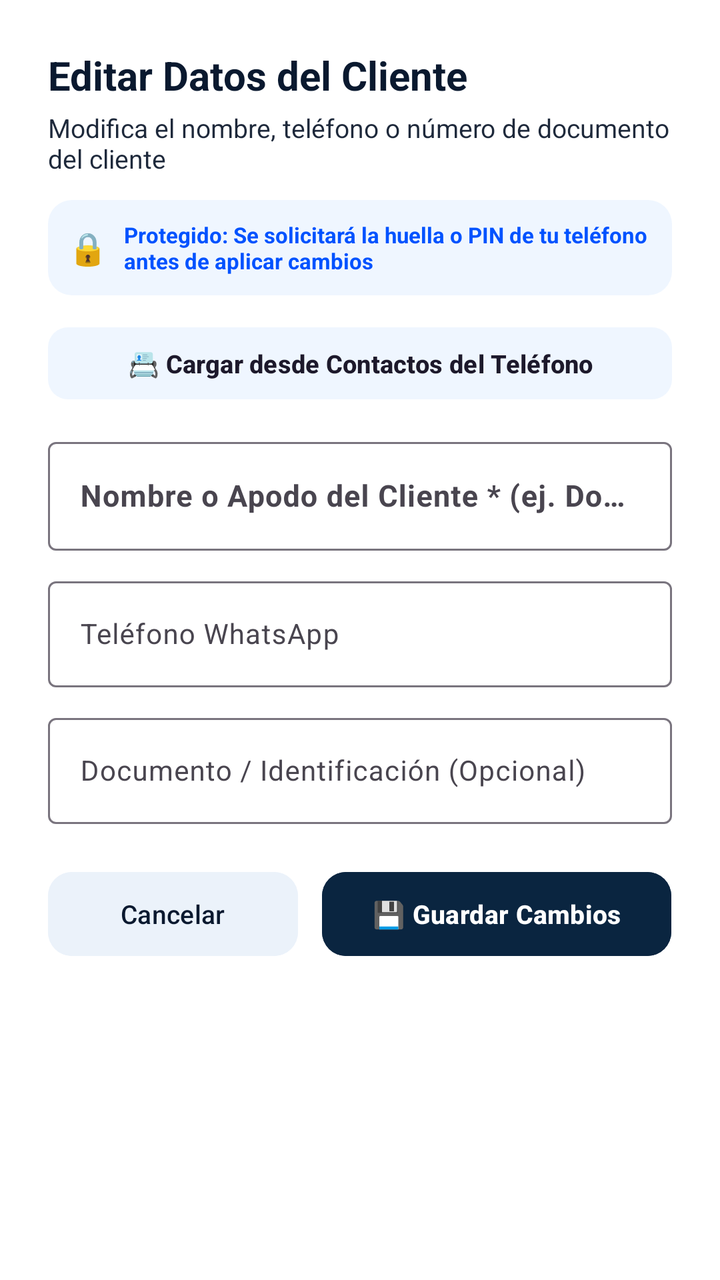
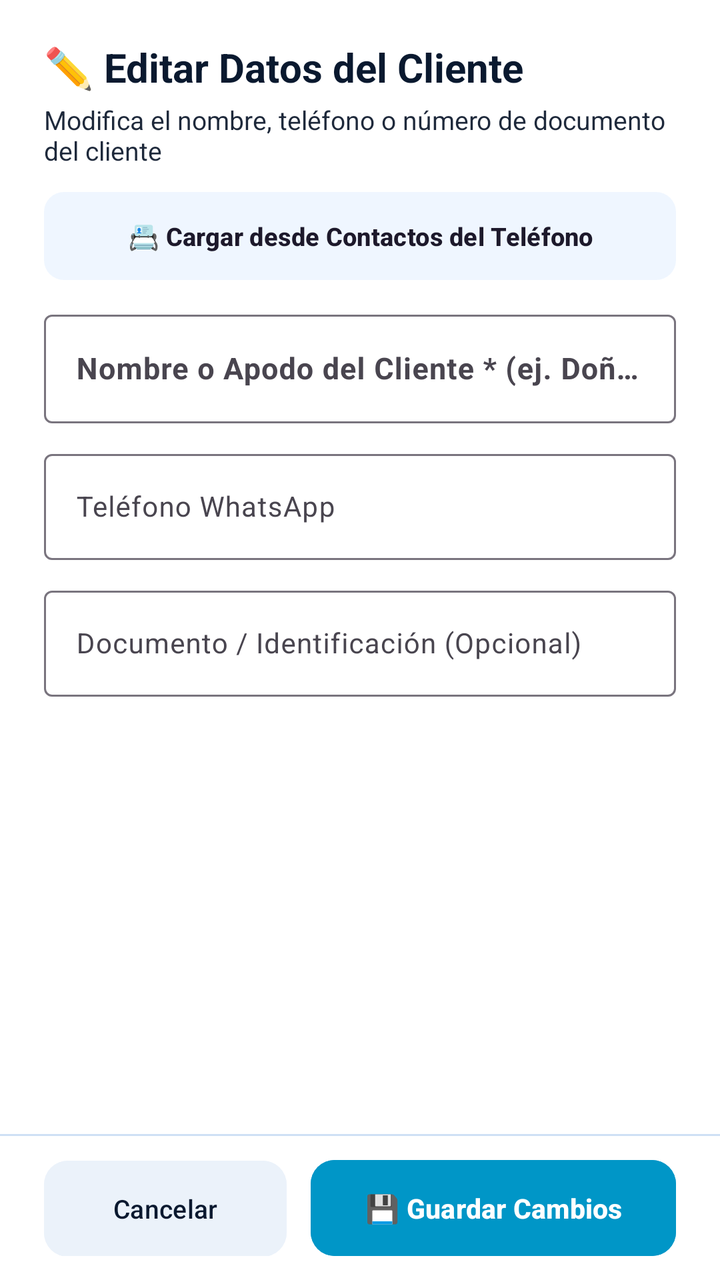

Two renders of the same Android screen: before a commit and after it. Below are the layout's source before the change and the commit's diff.
<!-- AndroidManifest.xml: application theme Theme.Zeasy -->
<!-- res/layout/dialog_edit_debtor.xml -->
<?xml version="1.0" encoding="utf-8"?>
<LinearLayout xmlns:android="http://schemas.android.com/apk/res/android"
    xmlns:app="http://schemas.android.com/apk/res-auto"
    android:layout_width="match_parent"
    android:layout_height="wrap_content"
    android:orientation="vertical"
    android:padding="24dp"
    android:background="@color/surface">

    <TextView
        android:id="@+id/tvEditDebtorTitle"
        android:layout_width="wrap_content"
        android:layout_height="wrap_content"
        android:text="Editar Datos del Cliente"
        android:textStyle="bold"
        android:textColor="@color/text_primary"
        android:textSize="20sp" />

    <TextView
        android:id="@+id/tvEditDebtorSubtitle"
        android:layout_width="wrap_content"
        android:layout_height="wrap_content"
        android:layout_marginTop="4dp"
        android:text="Modifica el nombre, teléfono o número de documento del cliente"
        android:textColor="@color/text_secondary"
        android:textSize="13sp" />

    
    <LinearLayout
        android:layout_width="match_parent"
        android:layout_height="wrap_content"
        android:orientation="horizontal"
        android:gravity="center_vertical"
        android:layout_marginTop="12dp"
        android:padding="10dp"
        android:background="@drawable/bg_badge_rounded"
        android:backgroundTint="@color/accent_blue_bg">

        <TextView
            android:layout_width="wrap_content"
            android:layout_height="wrap_content"
            android:text="🔒"
            android:textSize="16sp"
            android:layout_marginEnd="8dp" />

        <TextView
            android:layout_width="0dp"
            android:layout_height="wrap_content"
            android:layout_weight="1"
            android:text="Protegido: Se solicitará la huella o PIN de tu teléfono antes de aplicar cambios"
            android:textColor="@color/accent_blue"
            android:textSize="11sp"
            android:textStyle="bold" />
    </LinearLayout>

    
    <com.google.android.material.button.MaterialButton
        android:id="@+id/btnPickContactEditDebtor"
        style="@style/Widget.Material3.Button.TonalButton"
        android:layout_width="match_parent"
        android:layout_height="44dp"
        android:layout_marginTop="12dp"
        android:text="📇 Cargar desde Contactos del Teléfono"
        android:textSize="12.5sp"
        android:textStyle="bold"
        app:cornerRadius="10dp" />

    <com.google.android.material.textfield.TextInputLayout
        android:layout_width="match_parent"
        android:layout_height="wrap_content"
        android:layout_marginTop="12dp"
        android:hint="Nombre o Apodo del Cliente * (ej. Doña Carmen)">

        <com.google.android.material.textfield.TextInputEditText
            android:id="@+id/etEditDebtorName"
            android:layout_width="match_parent"
            android:layout_height="wrap_content"
            android:inputType="textPersonName|textCapWords"
            android:textColor="@color/text_primary"
            android:textSize="15sp"
            android:textStyle="bold" />
    </com.google.android.material.textfield.TextInputLayout>

    <com.google.android.material.textfield.TextInputLayout
        android:id="@+id/tilEditDebtorPhone"
        android:layout_width="match_parent"
        android:layout_height="wrap_content"
        android:layout_marginTop="10dp"
        android:hint="Teléfono WhatsApp">

        <com.google.android.material.textfield.TextInputEditText
            android:id="@+id/etEditDebtorPhone"
            android:layout_width="match_parent"
            android:layout_height="wrap_content"
            android:inputType="phone"
            android:textColor="@color/text_primary"
            android:textSize="14sp" />
    </com.google.android.material.textfield.TextInputLayout>

    <com.google.android.material.textfield.TextInputLayout
        android:id="@+id/tilEditDebtorId"
        android:layout_width="match_parent"
        android:layout_height="wrap_content"
        android:layout_marginTop="10dp"
        android:hint="Documento / Identificación (Opcional)">

        <com.google.android.material.textfield.TextInputEditText
            android:id="@+id/etEditDebtorId"
            android:layout_width="match_parent"
            android:layout_height="wrap_content"
            android:inputType="textCapCharacters"
            android:textColor="@color/text_primary"
            android:textSize="14sp" />
    </com.google.android.material.textfield.TextInputLayout>

    
    <LinearLayout
        android:layout_width="match_parent"
        android:layout_height="wrap_content"
        android:orientation="horizontal"
        android:layout_marginTop="20dp">

        <com.google.android.material.button.MaterialButton
            android:id="@+id/btnCancelEditDebtor"
            android:layout_width="0dp"
            android:layout_height="50dp"
            android:layout_weight="1"
            android:layout_marginEnd="6dp"
            android:text="Cancelar"
            android:textSize="13sp"
            app:cornerRadius="12dp"
            android:backgroundTint="@color/surface_variant"
            android:textColor="@color/text_primary" />

        <com.google.android.material.button.MaterialButton
            android:id="@+id/btnSaveEditDebtor"
            android:layout_width="0dp"
            android:layout_height="50dp"
            android:layout_weight="1.4"
            android:layout_marginStart="6dp"
            android:text="💾 Guardar Cambios"
            android:textSize="13sp"
            android:textStyle="bold"
            app:cornerRadius="12dp"
            android:backgroundTint="@color/primary"
            android:textColor="@color/white" />
    </LinearLayout>

</LinearLayout>
<!-- resources referenced by this layout -->
<resources>
  <color name="accent_blue">#0052FF</color>
  <color name="accent_blue_bg">#EFF6FF</color>
  <color name="primary">#0A2540</color>
  <color name="surface">#FFFFFF</color>
  <color name="surface_variant">#EBF2FA</color>
  <color name="text_primary">#0A192F</color>
  <color name="text_secondary">#1E293B</color>
  <color name="white">#FFFFFF</color>
  <!-- drawable bg_badge_rounded (drawable) -->
  <?xml version="1.0" encoding="utf-8"?>
  <shape xmlns:android="http://schemas.android.com/apk/res/android"
      android:shape="rectangle">
      <corners android:radius="12dp" />
      <solid android:color="@color/accent_blue" />
  </shape>
  <style name="Theme.Zeasy" parent="Theme.Material3.DayNight.NoActionBar">
          
          <item name="colorPrimary">@color/accent_green</item>
          <item name="colorPrimaryContainer">@color/accent_green_bg</item>
          <item name="colorOnPrimary">@color/white</item>
          <item name="colorSecondary">@color/accent_blue</item>
          <item name="colorSecondaryContainer">@color/accent_blue_bg</item>
  
          
          <item name="android:colorBackground">@color/background</item>
  
          
          <item name="android:textColor">@color/text_primary</item>
  
          
          <item name="bottomNavigationStyle">@style/Widget.Zeasy.BottomNavigationView</item>
      </style>
  <color name="accent_green">#00875A</color>
  <color name="accent_green_bg">#E3FCEF</color>
  <color name="background">#F4F8FC</color>
  <style name="Widget.Zeasy.BottomNavigationView" parent="Widget.Material3.BottomNavigationView">
          <item name="itemRippleColor">@color/accent_green_bg</item>
          <item name="android:background">@color/surface</item>
          <item name="itemIconTint">@color/nav_selector</item>
          <item name="itemTextColor">@color/nav_selector</item>
      </style>
</resources>

<!-- the commit's change to res/layout/dialog_edit_debtor.xml (unified diff, before → after) -->
@@ -4,130 +4,137 @@
     android:layout_width="match_parent"
     android:layout_height="wrap_content"
     android:orientation="vertical"
-    android:padding="24dp"
     android:background="@color/surface">
 
-    <TextView
-        android:id="@+id/tvEditDebtorTitle"
-        android:layout_width="wrap_content"
-        android:layout_height="wrap_content"
-        android:text="Editar Datos del Cliente"
-        android:textStyle="bold"
-        android:textColor="@color/text_primary"
-        android:textSize="20sp" />
+    <androidx.core.widget.NestedScrollView
+        android:layout_width="match_parent"
+        android:layout_height="0dp"
+        android:layout_weight="1"
+        android:fillViewport="true">
 
-    <TextView
-        android:id="@+id/tvEditDebtorSubtitle"
-        android:layout_width="wrap_content"
-        android:layout_height="wrap_content"
-        android:layout_marginTop="4dp"
-        android:text="Modifica el nombre, teléfono o número de documento del cliente"
-        android:textColor="@color/text_secondary"
-        android:textSize="13sp" />
+        <LinearLayout
+            android:layout_width="match_parent"
+            android:layout_height="wrap_content"
+            android:orientation="vertical"
+            android:paddingHorizontal="22dp"
+            android:paddingTop="20dp"
+            android:paddingBottom="12dp">
+
+            <TextView
+                android:id="@+id/tvEditDebtorTitle"
+                android:layout_width="wrap_content"
+                android:layout_height="wrap_content"
+                android:text="✏️ Editar Datos del Cliente"
+                android:textStyle="bold"
+                android:textColor="@color/text_primary"
+                android:textSize="20sp" />
+
+            <TextView
+                android:id="@+id/tvEditDebtorSubtitle"
+                android:layout_width="wrap_content"
+                android:layout_height="wrap_content"
+                android:layout_marginTop="4dp"
+                android:text="Modifica el nombre, teléfono o número de documento del cliente"
+                android:textColor="@color/text_secondary"
+                android:textSize="13sp" />
+
+            
+            <com.google.android.material.button.MaterialButton
+                android:id="@+id/btnPickContactEditDebtor"
+                style="@style/Widget.Material3.Button.TonalButton"
+                android:layout_width="match_parent"
+                android:layout_height="44dp"
+                android:layout_marginTop="12dp"
+                android:text="📇 Cargar desde Contactos del Teléfono"
+                android:textSize="12.5sp"
+                android:textStyle="bold"
+                android:singleLine="true"
+                android:maxLines="1"
+                android:ellipsize="end"
+                android:insetTop="0dp"
+                android:insetBottom="0dp"
+                app:cornerRadius="10dp" />
+
+            <com.google.android.material.textfield.TextInputLayout
+                android:layout_width="match_parent"
+                android:layout_height="wrap_content"
+                android:layout_marginTop="12dp"
+                android:hint="Nombre o Apodo del Cliente * (ej. Doña Carmen)">
+
+                <com.google.android.material.textfield.TextInputEditText
+                    android:id="@+id/etEditDebtorName"
+                    android:layout_width="match_parent"
+                    android:layout_height="wrap_content"
+                    android:inputType="textPersonName|textCapWords"
+                    android:imeOptions="actionNext"
+                    android:textColor="@color/text_primary"
+                    android:textSize="15sp"
+                    android:textStyle="bold" />
+            </com.google.android.material.textfield.TextInputLayout>
+
+            <com.google.android.material.textfield.TextInputLayout
+                android:id="@+id/tilEditDebtorPhone"
+                android:layout_width="match_parent"
+                android:layout_height="wrap_content"
+                android:layout_marginTop="10dp"
+                android:hint="Teléfono WhatsApp">
+
+                <com.google.android.material.textfield.TextInputEditText
+                    android:id="@+id/etEditDebtorPhone"
+                    android:layout_width="match_parent"
+                    android:layout_height="wrap_content"
+                    android:inputType="phone"
+                    android:imeOptions="actionNext"
+                    android:textColor="@color/text_primary"
+                    android:textSize="14sp" />
+            </com.google.android.material.textfield.TextInputLayout>
+
+            <com.google.android.material.textfield.TextInputLayout
+                android:id="@+id/tilEditDebtorId"
+                android:layout_width="match_parent"
+                android:layout_height="wrap_content"
+                android:layout_marginTop="10dp"
+                android:hint="Documento / Identificación (Opcional)">
+
+                <com.google.android.material.textfield.TextInputEditText
+                    android:id="@+id/etEditDebtorId"
+                    android:layout_width="match_parent"
+                    android:layout_height="wrap_content"
+                    android:inputType="textCapCharacters"
+                    android:imeOptions="actionDone"
+                    android:textColor="@color/text_primary"
+                    android:textSize="14sp" />
+            </com.google.android.material.textfield.TextInputLayout>
+        </LinearLayout>
+    </androidx.core.widget.NestedScrollView>
+
+    <View
+        android:layout_width="match_parent"
+        android:layout_height="1dp"
+        android:background="@color/border" />
 
     
     <LinearLayout
         android:layout_width="match_parent"
         android:layout_height="wrap_content"
         android:orientation="horizontal"
-        android:gravity="center_vertical"
-        android:layout_marginTop="12dp"
-        android:padding="10dp"
-        android:background="@drawable/bg_badge_rounded"
-        android:backgroundTint="@color/accent_blue_bg">
-
-        <TextView
-            android:layout_width="wrap_content"
-            android:layout_height="wrap_content"
-            android:text="🔒"
-            android:textSize="16sp"
-            android:layout_marginEnd="8dp" />
-
-        <TextView
-            android:layout_width="0dp"
-            android:layout_height="wrap_content"
-            android:layout_weight="1"
-            android:text="Protegido: Se solicitará la huella o PIN de tu teléfono antes de aplicar cambios"
-            android:textColor="@color/accent_blue"
-            android:textSize="11sp"
-            android:textStyle="bold" />
-    </LinearLayout>
-
-    
-    <com.google.android.material.button.MaterialButton
-        android:id="@+id/btnPickContactEditDebtor"
-        style="@style/Widget.Material3.Button.TonalButton"
-        android:layout_width="match_parent"
-        android:layout_height="44dp"
-        android:layout_marginTop="12dp"
-        android:text="📇 Cargar desde Contactos del Teléfono"
-        android:textSize="12.5sp"
-        android:textStyle="bold"
-        app:cornerRadius="10dp" />
-
-    <com.google.android.material.textfield.TextInputLayout
-        android:layout_width="match_parent"
-        android:layout_height="wrap_content"
-        android:layout_marginTop="12dp"
-        android:hint="Nombre o Apodo del Cliente * (ej. Doña Carmen)">
-
-        <com.google.android.material.textfield.TextInputEditText
-            android:id="@+id/etEditDebtorName"
-            android:layout_width="match_parent"
-            android:layout_height="wrap_content"
-            android:inputType="textPersonName|textCapWords"
-            android:textColor="@color/text_primary"
-            android:textSize="15sp"
-            android:textStyle="bold" />
-    </com.google.android.material.textfield.TextInputLayout>
-
-    <com.google.android.material.textfield.TextInputLayout
-        android:id="@+id/tilEditDebtorPhone"
-        android:layout_width="match_parent"
-        android:layout_height="wrap_content"
-        android:layout_marginTop="10dp"
-        android:hint="Teléfono WhatsApp">
-
-        <com.google.android.material.textfield.TextInputEditText
-            android:id="@+id/etEditDebtorPhone"
-            android:layout_width="match_parent"
-            android:layout_height="wrap_content"
-            android:inputType="phone"
-            android:textColor="@color/text_primary"
-            android:textSize="14sp" />
-    </com.google.android.material.textfield.TextInputLayout>
-
-    <com.google.android.material.textfield.TextInputLayout
-        android:id="@+id/tilEditDebtorId"
-        android:layout_width="match_parent"
-        android:layout_height="wrap_content"
-        android:layout_marginTop="10dp"
-        android:hint="Documento / Identificación (Opcional)">
-
-        <com.google.android.material.textfield.TextInputEditText
-            android:id="@+id/etEditDebtorId"
-            android:layout_width="match_parent"
-            android:layout_height="wrap_content"
-            android:inputType="textCapCharacters"
-            android:textColor="@color/text_primary"
-            android:textSize="14sp" />
-    </com.google.android.material.textfield.TextInputLayout>
-
-    
-    <LinearLayout
-        android:layout_width="match_parent"
-        android:layout_height="wrap_content"
-        android:orientation="horizontal"
-        android:layout_marginTop="20dp">
+        android:paddingHorizontal="22dp"
+        android:paddingVertical="12dp"
+        android:background="@color/surface">
 
         <com.google.android.material.button.MaterialButton
             android:id="@+id/btnCancelEditDebtor"
             android:layout_width="0dp"
-            android:layout_height="50dp"
+            android:layout_height="48dp"
             android:layout_weight="1"
             android:layout_marginEnd="6dp"
             android:text="Cancelar"
             android:textSize="13sp"
+            android:singleLine="true"
+            android:maxLines="1"
+            android:ellipsize="end"
+            android:insetTop="0dp"
+            android:insetBottom="0dp"
             app:cornerRadius="12dp"
             android:backgroundTint="@color/surface_variant"
             android:textColor="@color/text_primary" />
@@ -135,14 +142,19 @@
         <com.google.android.material.button.MaterialButton
             android:id="@+id/btnSaveEditDebtor"
             android:layout_width="0dp"
-            android:layout_height="50dp"
-            android:layout_weight="1.4"
+            android:layout_height="48dp"
+            android:layout_weight="1.5"
             android:layout_marginStart="6dp"
             android:text="💾 Guardar Cambios"
-            android:textSize="13sp"
+            android:textSize="13.5sp"
             android:textStyle="bold"
+            android:singleLine="true"
+            android:maxLines="1"
+            android:ellipsize="end"
+            android:insetTop="0dp"
+            android:insetBottom="0dp"
             app:cornerRadius="12dp"
-            android:backgroundTint="@color/primary"
+            android:backgroundTint="@color/accent_cyan"
             android:textColor="@color/white" />
     </LinearLayout>
 
<!-- resource entries referenced after the edit -->
@@ -1,20 +1,14 @@
 <!-- resources referenced by this layout -->
 <resources>
+  <color name="accent_cyan">#0096C7</color>
+  <color name="border">#CFE0F5</color>
   <color name="accent_blue">#0052FF</color>
   <color name="accent_blue_bg">#EFF6FF</color>
-  <color name="primary">#0A2540</color>
   <color name="surface">#FFFFFF</color>
   <color name="surface_variant">#EBF2FA</color>
   <color name="text_primary">#0A192F</color>
   <color name="text_secondary">#1E293B</color>
   <color name="white">#FFFFFF</color>
-  <!-- drawable bg_badge_rounded (drawable) -->
-  <?xml version="1.0" encoding="utf-8"?>
-  <shape xmlns:android="http://schemas.android.com/apk/res/android"
-      android:shape="rectangle">
-      <corners android:radius="12dp" />
-      <solid android:color="@color/accent_blue" />
-  </shape>
   <style name="Theme.Zeasy" parent="Theme.Material3.DayNight.NoActionBar">
           
           <item name="colorPrimary">@color/accent_green</item>
